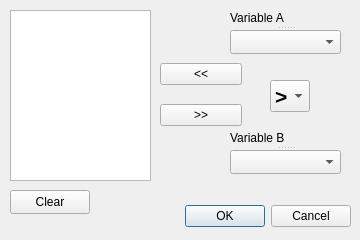
First picture: the form in ui_msta_trend_definition.ui, repository epzt/msta, before the edit.
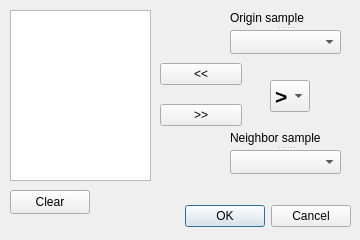
Second picture: the form after the edit.

Patch:
```diff
--- a/ui_msta_trend_definition.ui
+++ b/ui_msta_trend_definition.ui
@@ -161,7 +161,7 @@
    </property>
    <widget class="QLabel" name="label">
     <property name="text">
-     <string>Variable A</string>
+     <string>Origin sample</string>
     </property>
    </widget>
    <widget class="QComboBox" name="variableAComboBox"/>
@@ -180,7 +180,7 @@
    </property>
    <widget class="QLabel" name="label_2">
     <property name="text">
-     <string>Variable B</string>
+     <string>Neighbor sample</string>
     </property>
    </widget>
    <widget class="QComboBox" name="variableBComboBox"/>
```
Left out of the diff: 13 changed lines with no effect on the pictures.
